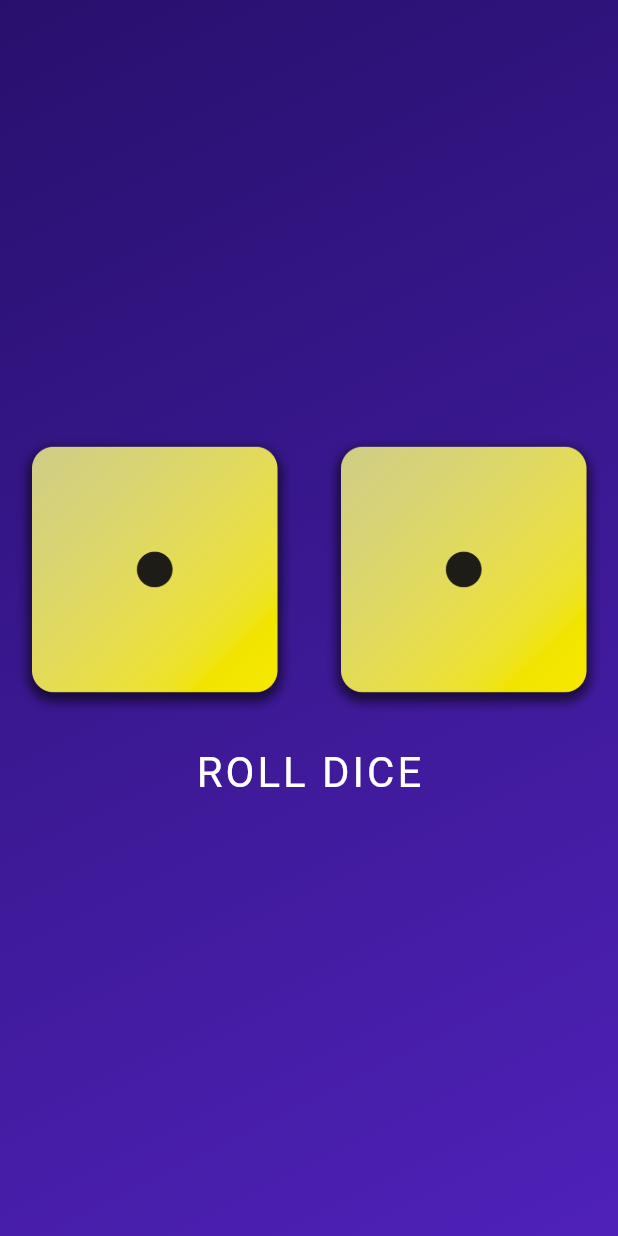
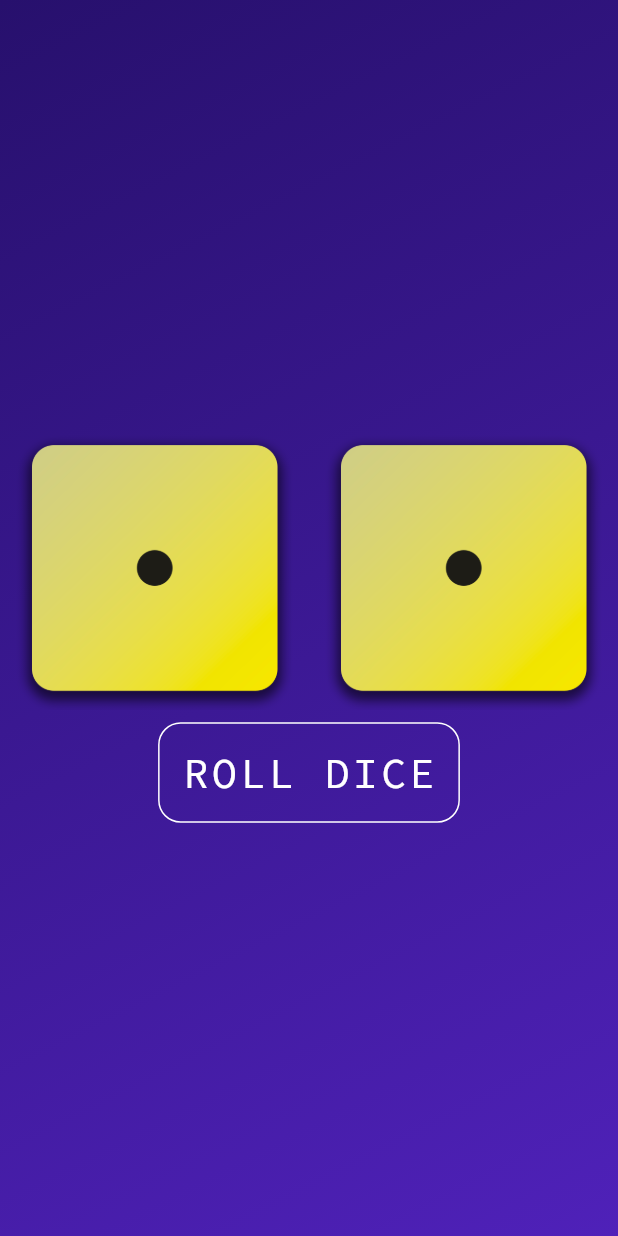
Before and after one commit to Jimcl6/Flutter_refresher, a Flutter app: the screen it shows after launch, on a phone screen of 412 x 824 dp. Run offline on Flutter 3.47's test engine with Material 3 defaults, Android fonts, the phone set to English and light mode, and no system bars; our stand-ins replace google_fonts.

Commit message:
changed font for button

```diff
--- a/basics/lib/dice_roller.dart
+++ b/basics/lib/dice_roller.dart
@@ -16,9 +16,10 @@ class _DiceRollerState extends State<DiceRoller> {
   var activeDiceImg1 = 'assets/images/dice-1.png';
   var activeDiceImg2 = 'assets/images/dice-1.png';
   void rollDice() {
+    int randomNum1 = Random().nextInt(6) + 1;
+    int randomNum2 = Random().nextInt(6) + 1;
+
     setState(() {
-      int randomNum1 = Random().nextInt(6) + 1;
-      int randomNum2 = Random().nextInt(6) + 1;
       activeDiceImg1 = 'assets/images/dice-$randomNum1.png';
       activeDiceImg2 = 'assets/images/dice-$randomNum2.png';
     });
@@ -47,10 +48,14 @@ class _DiceRollerState extends State<DiceRoller> {
         ),
         TextButton(
           style: TextButton.styleFrom(
+            shape: RoundedRectangleBorder(
+              borderRadius: BorderRadius.all(Radius.circular(15)),
+            ),
+            side: BorderSide(width: 1, color: Colors.white),
             padding: const EdgeInsets.all(16),
             // backgroundColor: const Color.fromARGB(255, 107, 107, 107),
             foregroundColor: Colors.white,
-            textStyle: GoogleFonts.roboto(
+            textStyle: GoogleFonts.sourceCodePro(
               fontSize: 28,
               color: Colors.white,
               letterSpacing: 2,
--- a/basics/lib/gradient_container.dart
+++ b/basics/lib/gradient_container.dart
@@ -1,5 +1,5 @@
 import 'package:flutter/material.dart';
-import 'package:google_fonts/google_fonts.dart';
+// import 'package:google_fonts/google_fonts.dart';
 import 'package:basics/dice_roller.dart';
 
 const startAlignment = Alignment.topLeft;
@@ -7,9 +7,9 @@ const endAlignment = Alignment.bottomRight;
 
 class GradientContainer extends StatelessWidget {
   // const GradientContainer(this.colors, {super.key});
-  GradientContainer(this.color1, this.color2, {super.key});
+  const GradientContainer(this.color1, this.color2, {super.key});
 
-  GradientContainer.purple({super.key})
+  const GradientContainer.purple({super.key})
     : color1 = const Color.fromARGB(255, 39, 16, 109),
       color2 = const Color.fromARGB(255, 79, 33, 185);
 
```
